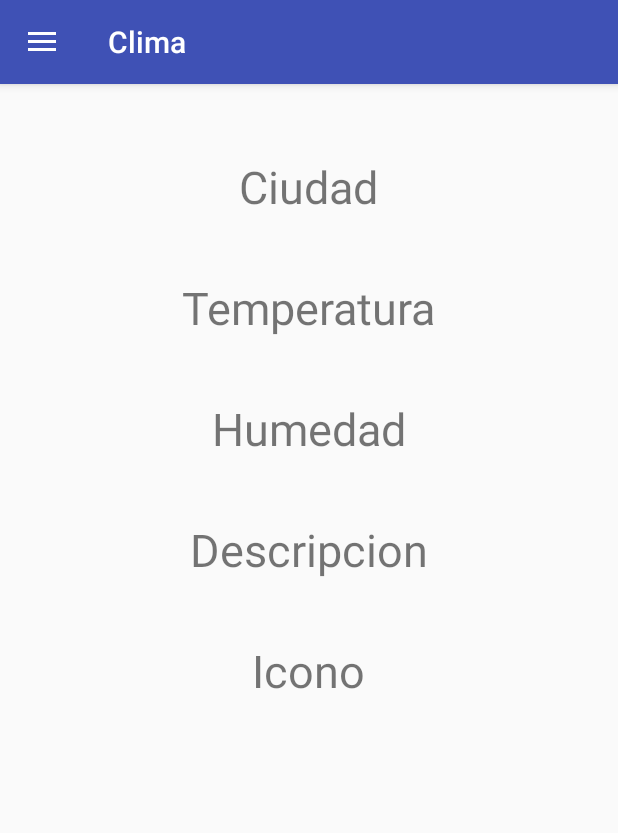
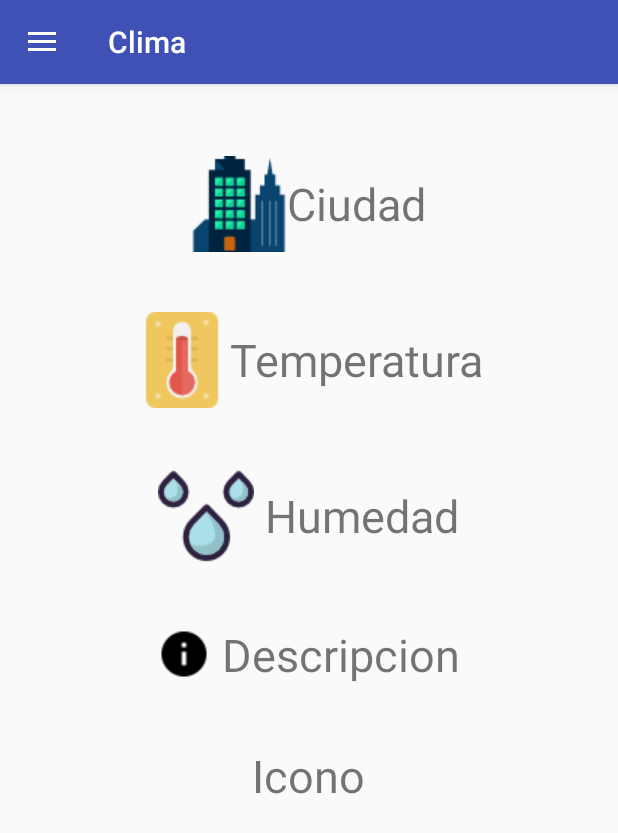
Before and after one commit to mgochoa/Lab3Weather, an Android app: the screen it shows after launch (MainActivity), on a phone screen of 412 x 824 dp. Shown: the top 833 px of the screen. Run offline under Robolectric (Android 15) with nearby library versions, the phone set to English and light mode, and no system bars; libraries missing offline, so code that uses them is left out: com.nostra13.universalimageloader; 1 statement that could not run was skipped.

Commit message:
Weather view

```diff
--- a/app/src/main/java/co/edu/udea/compumovil/gr3/lab3weather/Fragments/weather.java
+++ b/app/src/main/java/co/edu/udea/compumovil/gr3/lab3weather/Fragments/weather.java
@@ -18,6 +18,8 @@ import android.widget.Toast;
 
 import com.nostra13.universalimageloader.core.ImageLoader;
 import com.nostra13.universalimageloader.core.ImageLoaderConfiguration;
+
+import org.apache.commons.lang3.text.WordUtils;
 
 import co.edu.udea.compumovil.gr3.lab3weather.MainActivity;
 import co.edu.udea.compumovil.gr3.lab3weather.POJO.weatherPOJO;
@@ -87,7 +89,7 @@ public class weather extends Fragment {
             wp=intent.getParcelableExtra(MainActivity.OBJECT_WP);
             if(wp!=null){
                 tvCiudad.setText(wp.getName());
-                tvDescription.setText(wp.getWeather().get(0).getDescription());
+                tvDescription.setText(WordUtils.capitalize(wp.getWeather().get(0).getDescription()));
                 tvTemp.setText(Double.toString(wp.getMain().getTemp()));
                 tvHum.setText(Double.toString(wp.getMain().getHumidity()));
                 tvIcon.setText(wp.getWeather().get(0).getIcon());
--- a/app/src/main/res/layout/fragment_weather.xml
+++ b/app/src/main/res/layout/fragment_weather.xml
@@ -17,6 +17,8 @@
       android:layout_gravity="center"
         android:textSize="30sp"
         android:text="Ciudad"
+        android:drawableLeft="@drawable/cityscape"
+        android:gravity="center_vertical"
         />
         <TextView
             android:layout_marginTop="40dp"
@@ -26,6 +28,8 @@
             android:layout_gravity="center"
             android:textSize="30sp"
             android:text="Temperatura"
+            android:drawableLeft="@drawable/thermometer"
+            android:gravity="center_vertical"
             />
         <TextView
             android:layout_marginTop="40dp"
@@ -34,7 +38,9 @@
             android:layout_height="wrap_content"
             android:layout_gravity="center"
             android:textSize="30sp"
-            android:text="Humedad"
+            android:drawableLeft="@drawable/rain"
+            android:text=" Humedad"
+            android:gravity="center_vertical"
             />
         <TextView
             android:layout_marginTop="40dp"
@@ -42,8 +48,10 @@
             android:layout_width="wrap_content"
             android:layout_height="wrap_content"
             android:layout_gravity="center"
+            android:gravity="center_vertical"
             android:textSize="30sp"
-            android:text="Descripcion"
+            android:text=" Descripcion"
+            android:drawableLeft="@drawable/ic_info_black_24dp"
             />
         <TextView
             android:layout_marginTop="40dp"
@@ -55,13 +63,13 @@
             android:text="Icono"
             />
         <ImageView
-            android:minHeight="20dp"
-            android:minWidth="20dp"
+            android:minHeight="30dp"
+            android:minWidth="30dp"
             android:layout_gravity="center"
             android:layout_marginTop="40dp"
             android:id="@+id/icon_image"
-            android:layout_width="24dp"
-            android:layout_height="24dp" />
+            android:layout_width="100dp"
+            android:layout_height="100dp" />
    <!-- <Button
 
         android:id="@+id/btn_weather"
```
Also changed, not shown: app/src/main/java/co/edu/udea/compumovil/gr3/lab3weather/services/WeatherService.java (+4 -6 lines), app/src/main/res/drawable/cityscape.png (added), app/src/main/res/drawable/ic_info_black_24dp.png (added), app/src/main/res/drawable/rain.png (added), app/src/main/res/drawable/thermometer.png (added).
